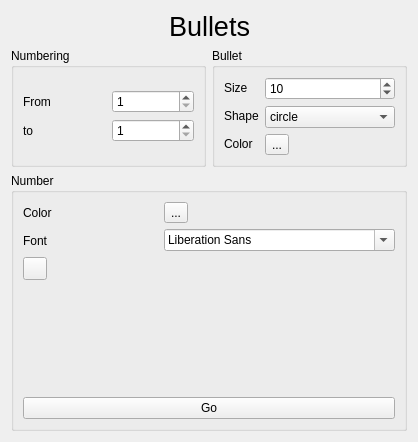
Before: the Qt Designer form sources/Forms/formnumberedbullets.ui in jose94752/ClipEdit, drawn with Qt 5.
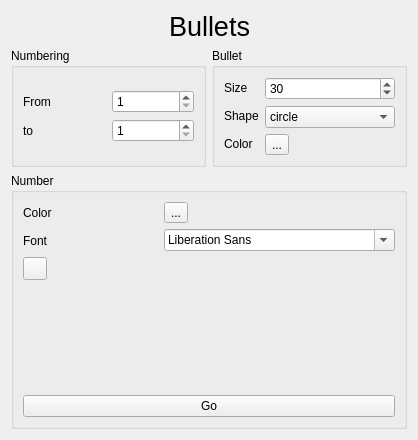
After: the same form once the commit is applied. Icons and pictures are not drawn. Custom widgets are drawn as their Qt base class.

Diff of the .ui file:
```diff
--- a/sources/Forms/formnumberedbullets.ui
+++ b/sources/Forms/formnumberedbullets.ui
@@ -7,7 +7,7 @@
     <x>0</x>
     <y>0</y>
     <width>418</width>
-    <height>442</height>
+    <height>440</height>
    </rect>
   </property>
   <property name="windowTitle">
@@ -164,7 +164,10 @@
                    <number>1</number>
                   </property>
                   <property name="value">
-                   <number>10</number>
+                   <number>12</number>
+                  </property>
+                  <property name="displayIntegerBase">
+                   <number>4</number>
                   </property>
                  </widget>
                 </item>
```
